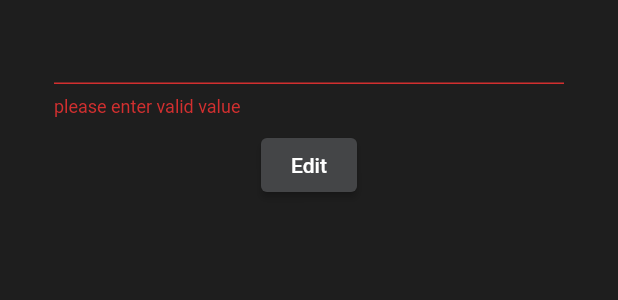
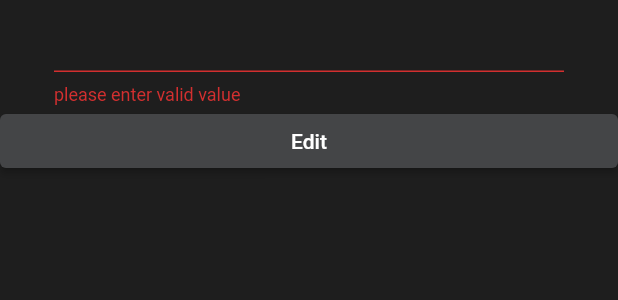
Before and after one commit to adib-Wageeh/ToDo-App, a Flutter app: the ToDoEditText widget shown alone on an empty page, opened directly with empty values, after a tap on "Edit", on a phone screen of 412 x 824 dp. Shown: the top 300 px of the screen. Run offline on Flutter 3.47's test engine with Material 2 defaults, Android fonts, the phone set to English and light mode, and no system bars; our stand-ins replace bloc, either_dart, expandable_text, flutter_bloc, flutter_datetime_picker, hive_flutter; accounts and stored records are empty.

Commit message:
solving some ui bugs

```diff
--- a/lib/core/functions/global_functions.dart
+++ b/lib/core/functions/global_functions.dart
@@ -6,7 +6,7 @@ import '../../features/List_details/viewmodel/toDo_bloc/todo_cubit.dart';
 import '../../features/homepage/model/date.dart';
 import '../../features/homepage/presentation/viewModel/dates_bloc/dates_cubit.dart';
 
-class GlobalFunctions {
+mixin GlobalFunctions {
 
   static Future<DateTime?> bottomDateChanger({required BuildContext context,
       Date? dateObject}) async {
--- a/lib/features/List_details/view/date_details.dart
+++ b/lib/features/List_details/view/date_details.dart
@@ -8,7 +8,7 @@ import '../../homepage/model/date.dart';
 import '../../global_widgets/floating_button_widget.dart';
 import '../viewmodel/toDo_bloc/todo_cubit.dart';
 
-class DateDetails extends StatelessWidget {
+class DateDetails extends StatelessWidget with GlobalFunctions{
   final Date date;
   const DateDetails({Key? key, required this.date}) : super(key: key);
 
--- a/lib/features/List_details/view/widgets/list_todos_item_widget.dart
+++ b/lib/features/List_details/view/widgets/list_todos_item_widget.dart
@@ -54,6 +54,7 @@ class ListTodos extends StatelessWidget {
                         showModalBottomSheet(
                             shape: RoundedRectangleBorder(borderRadius: BorderRadius.circular(22)),
                           context: context,
+                          isScrollControlled: true,
                           builder: (context)=> ShowBottomSheet(onDeleteTabbed: (){
     BlocProvider.of<TodoCubit>(context).deleteToDo(date,task);
     Navigator.of(context).pop();
--- a/lib/features/List_details/view/widgets/toDoEditText.dart
+++ b/lib/features/List_details/view/widgets/toDoEditText.dart
@@ -17,17 +17,16 @@ class ToDoEditText extends StatelessWidget {
   Widget build(BuildContext context) {
     late String editedText;
     return Padding(
-      padding: EdgeInsets.only(bottom: MediaQuery.of(context).viewInsets.bottom),
+      padding: EdgeInsets.only(bottom: (MediaQuery.of(context).viewInsets.bottom) ),
       child: Container(
-        height:150,
+        height: 140,
         decoration: BoxDecoration(borderRadius: BorderRadius.circular(22)),
         child: Form(
           key: _formKey,
-          child: Column(
-            mainAxisSize: MainAxisSize.min,
+          child: ListView(
             children: [
               Padding(
-                padding: const EdgeInsets.symmetric(horizontal: 36.0,vertical: 8),
+                padding: const EdgeInsets.symmetric(horizontal: 36.0),
                 child: TextFormField(
                   initialValue: task.taskName,
                   validator: (val){
@@ -49,6 +48,7 @@ class ToDoEditText extends StatelessWidget {
               },
               style: ElevatedButton.styleFrom(
                 backgroundColor: Assets.floatingActionButtonColor
+
               ), child: const Text(
                   editButtonText
               ),
--- a/lib/features/homepage/presentation/view/homepage.dart
+++ b/lib/features/homepage/presentation/view/homepage.dart
@@ -7,7 +7,7 @@ import 'package:to_do_1/features/homepage/presentation/viewModel/dates_bloc/date
 import '../../../../constants.dart';
 import '../../../../core/functions/global_functions.dart';
 
-class HomePage extends StatelessWidget {
+class HomePage extends StatelessWidget with GlobalFunctions{
   const HomePage({Key? key}) : super(key: key);
 
   @override
```
Also changed, not shown: lib/core/utils/database.dart (+6 -2 lines).
